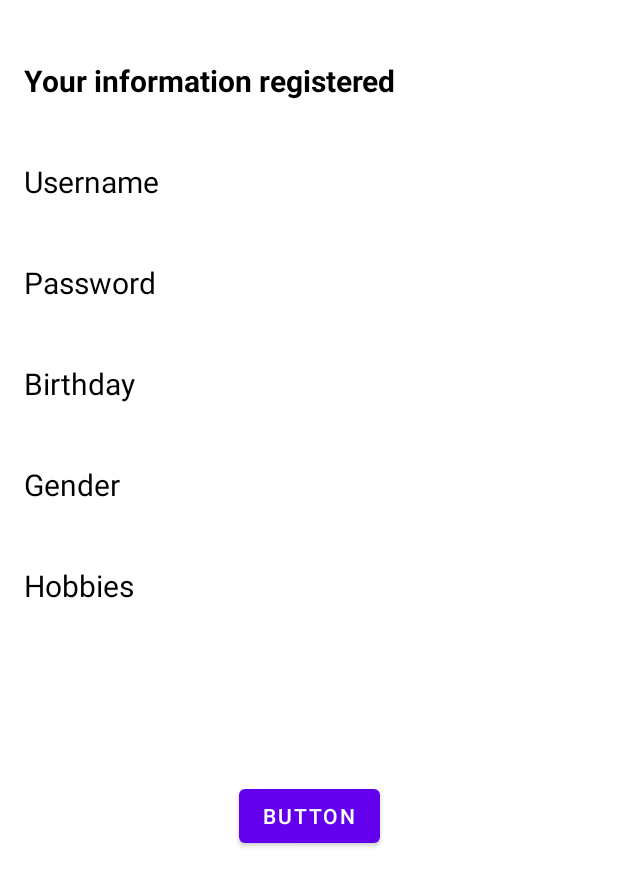
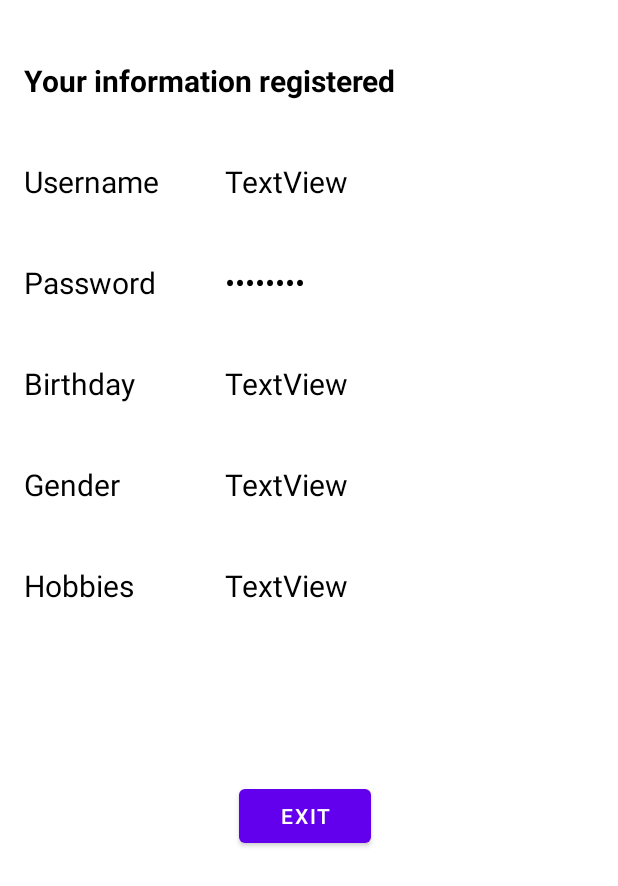
Before and after one commit to trandinhhuy/Android-lab, an Android app: the layout activity_main2.xml on its own in the app's theme, with its tools: preview values and no code run, on a phone screen of 412 x 824 dp. Shown: the top 886 px of the screen. Run offline under Robolectric (Android 15) with nearby library versions, the phone set to English and light mode, and no system bars.

Commit message:
activity 2

```diff
--- a/app/src/main/AndroidManifest.xml
+++ b/app/src/main/AndroidManifest.xml
@@ -9,8 +9,8 @@
         android:roundIcon="@mipmap/ic_launcher_round"
         android:supportsRtl="true"
         android:theme="@style/Theme.RegisterForm">
-        <activity android:name=".MainActivity2"></activity>
-        <activity android:name=".MainActivity">
+        <activity android:name=".resultform"></activity>
+        <activity android:name=".registerform">
             <intent-filter>
                 <action android:name="android.intent.action.MAIN" />
 
--- /dev/null
+++ b/app/src/main/java/com/example/registerform/DateValidator.java
@@ -0,0 +1,5 @@
+package com.example.registerform;
+
+public interface DateValidator {
+    boolean isValid(String dateStr);
+}
--- a/app/src/main/res/layout/activity_main.xml
+++ b/app/src/main/res/layout/activity_main.xml
@@ -4,7 +4,7 @@
     xmlns:tools="http://schemas.android.com/tools"
     android:layout_width="match_parent"
     android:layout_height="match_parent"
-    tools:context=".MainActivity">
+    tools:context=".registerform">
 
     <TextView
         android:id="@+id/textView"
@@ -213,7 +213,7 @@
         app:layout_constraintTop_toBottomOf="@+id/textView5">
 
         <RadioButton
-            android:id="@+id/radioButton"
+            android:id="@+id/maleCk"
             android:layout_width="wrap_content"
             android:layout_height="wrap_content"
             android:layout_weight="1"
@@ -223,7 +223,7 @@
             android:textSize="20dp" />
 
         <RadioButton
-            android:id="@+id/radioButton2"
+            android:id="@+id/femaleCk"
             android:layout_width="wrap_content"
             android:layout_height="wrap_content"
             android:layout_weight="1"
--- a/app/src/main/res/layout/activity_main2.xml
+++ b/app/src/main/res/layout/activity_main2.xml
@@ -4,7 +4,7 @@
     xmlns:tools="http://schemas.android.com/tools"
     android:layout_width="match_parent"
     android:layout_height="match_parent"
-    tools:context=".MainActivity2">
+    tools:context=".resultform">
 
     <TextView
         android:id="@+id/textView7"
@@ -14,8 +14,8 @@
         android:layout_marginTop="40dp"
         android:text="Your information registered"
         android:textColor="@color/black"
+        android:textSize="20dp"
         android:textStyle="bold"
-        android:textSize="20dp"
         app:layout_constraintStart_toStartOf="parent"
         app:layout_constraintTop_toTopOf="parent" />
 
@@ -80,15 +80,76 @@
         app:layout_constraintTop_toBottomOf="@+id/textView11" />
 
     <Button
-        android:id="@+id/button"
+        android:id="@+id/exitBtn"
         android:layout_width="wrap_content"
         android:layout_height="wrap_content"
         android:layout_marginStart="159dp"
         android:layout_marginTop="520dp"
         android:layout_marginEnd="159dp"
-        android:text="Button"
+        android:text="Exit"
         app:layout_constraintEnd_toEndOf="parent"
         app:layout_constraintHorizontal_bias="0.0"
         app:layout_constraintStart_toStartOf="parent"
         app:layout_constraintTop_toTopOf="parent" />
+
+    <TextView
+        android:id="@+id/usernameView"
+        android:layout_width="wrap_content"
+        android:layout_height="wrap_content"
+        android:layout_marginStart="150dp"
+        android:layout_marginTop="40dp"
+        android:text="TextView"
+        android:textColor="@color/black"
+        android:textSize="20dp"
+        app:layout_constraintStart_toStartOf="parent"
+        app:layout_constraintTop_toBottomOf="@+id/textView7" />
+
+    <TextView
+        android:id="@+id/passwordView"
+        android:layout_width="wrap_content"
+        android:layout_height="wrap_content"
+        android:layout_marginStart="150dp"
+        android:layout_marginTop="40dp"
+        android:text="TextView"
+        android:inputType="textPassword"
+        android:textColor="@color/black"
+        android:textSize="20dp"
+        app:layout_constraintStart_toStartOf="parent"
+        app:layout_constraintTop_toBottomOf="@+id/usernameView" />
+
+    <TextView
+        android:id="@+id/birthdayView"
+        android:layout_width="wrap_content"
+        android:layout_height="wrap_content"
+        android:layout_marginStart="150dp"
+        android:layout_marginTop="40dp"
+        android:text="TextView"
+        android:textColor="@color/black"
+        android:textSize="20dp"
+        app:layout_constraintStart_toStartOf="parent"
+        app:layout_constraintTop_toBottomOf="@+id/passwordView" />
+
+    <TextView
+        android:id="@+id/genderView"
+        android:layout_width="wrap_content"
+        android:layout_height="wrap_content"
+        android:layout_marginStart="150dp"
+        android:layout_marginTop="40dp"
+        android:text="TextView"
+        android:textColor="@color/black"
+        android:textSize="20dp"
+        app:layout_constraintStart_toStartOf="parent"
+        app:layout_constraintTop_toBottomOf="@+id/birthdayView" />
+
+    <TextView
+        android:id="@+id/hobbiesView"
+        android:layout_width="wrap_content"
+        android:layout_height="wrap_content"
+        android:layout_marginStart="150dp"
+        android:layout_marginTop="40dp"
+        android:text="TextView"
+        android:textColor="@color/black"
+        android:textSize="20dp"
+        app:layout_constraintStart_toStartOf="parent"
+        app:layout_constraintTop_toBottomOf="@+id/genderView" />
 </androidx.constraintlayout.widget.ConstraintLayout>
```
Also changed, not shown: app/src/main/java/com/example/registerform/DateValidatorWithFormat.java (added, +24 -0 lines), app/src/main/java/com/example/registerform/DialogMsg.java (added, +29 -0 lines), app/src/main/java/com/example/registerform/MainActivity.java (deleted, +0 -86 lines), app/src/main/java/com/example/registerform/MainActivity2.java (deleted, +0 -14 lines), app/src/main/java/com/example/registerform/registerform.java (added, +176 -0 lines), app/src/main/java/com/example/registerform/resultform.java (added, +49 -0 lines).
